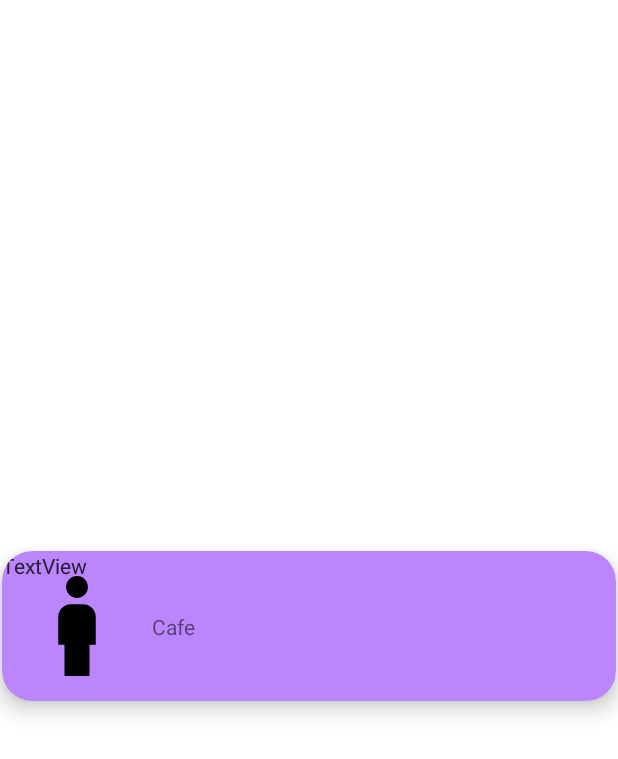
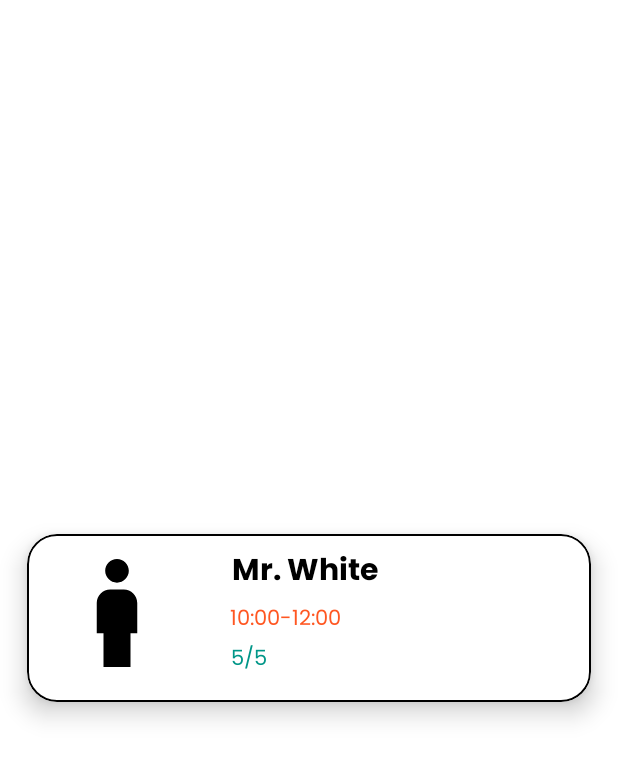
Before and after one commit to rtamera/Kappe-Hub, an Android app: the layout recycler_view_row.xml on its own in the app's theme, with its tools: preview values and no code run, on a phone screen of 412 x 824 dp. Shown: the top 759 px of the screen. Run offline under Robolectric (Android 15) with nearby library versions, the phone set to English and light mode, and no system bars.

Commit message:
broken recycler view

```diff
--- a/app/build.gradle
+++ b/app/build.gradle
@@ -12,6 +12,7 @@ android {
         targetSdk 32
         versionCode 1
         versionName "1.0"
+        vectorDrawables.useSupportLibrary = true
 
         testInstrumentationRunner "androidx.test.runner.AndroidJUnitRunner"
     }
--- a/app/src/main/res/layout/recycler_view_row.xml
+++ b/app/src/main/res/layout/recycler_view_row.xml
@@ -5,54 +5,89 @@
     android:layout_width="match_parent"
     android:layout_height="match_parent">
 
-    <androidx.cardview.widget.CardView
-        android:layout_width="409dp"
+
+    <com.google.android.material.card.MaterialCardView
+        android:layout_width="match_parent"
         android:layout_height="wrap_content"
+        app:cardCornerRadius="20dp"
+        app:cardElevation="10dp"
+        app:cardMaxElevation="12dp"
+        app:cardPreventCornerOverlap="true"
+        app:cardUseCompatPadding="true"
         app:layout_constraintBottom_toBottomOf="parent"
         app:layout_constraintEnd_toEndOf="parent"
         app:layout_constraintStart_toStartOf="parent"
         app:layout_constraintTop_toTopOf="parent"
-        android:layout_marginTop="15dp"
-        app:cardElevation="8dp"
-        app:cardBackgroundColor="@color/purple_200"
-        android:layout_marginBottom="5dp"
-        android:layout_marginStart="8dp"
-        android:layout_marginEnd="8dp"
-        app:cardCornerRadius="20dp">
+        app:strokeColor="@color/black"
+        app:strokeWidth="1dp">
 
         <androidx.constraintlayout.widget.ConstraintLayout
             android:layout_width="match_parent"
-            android:layout_height="match_parent"
-            >
+            android:layout_height="112dp"
+            android:orientation="vertical">
 
             <ImageView
                 android:id="@+id/imageView"
-                android:layout_width="100dp"
-                android:layout_height="100dp"
+                android:layout_width="120dp"
+                android:layout_height="120dp"
+                android:padding="6dp"
+                app:srcCompat="@drawable/ic_baseline_boy_24"
                 app:layout_constraintBottom_toBottomOf="parent"
-                app:layout_constraintTop_toTopOf="parent"
-                app:srcCompat="@drawable/ic_baseline_boy_24" />
+                app:layout_constraintStart_toStartOf="parent" />
 
             <TextView
-                android:id="@+id/textView"
+                android:id="@+id/cafeNameView"
                 android:layout_width="wrap_content"
                 android:layout_height="wrap_content"
-                android:text="Cafe"
-                app:layout_constraintBottom_toBottomOf="parent"
-                app:layout_constraintStart_toEndOf="@id/imageView"
-                app:layout_constraintTop_toBottomOf="@id/textView"/>
+                android:layout_marginTop="8dp"
+                android:fontFamily="@font/poppins_bold"
+                android:text="Mr. White"
+                android:textAlignment="center"
+                android:textColor="#000000"
+                android:textSize="20sp"
+                android:textStyle="bold"
+                app:layout_constraintEnd_toEndOf="parent"
+                app:layout_constraintHorizontal_bias="0.104"
+                app:layout_constraintStart_toEndOf="@+id/imageView"
+                app:layout_constraintTop_toTopOf="parent" />
 
             <TextView
-                android:id="@+id/textView2"
+                android:id="@+id/timeTextView"
                 android:layout_width="wrap_content"
                 android:layout_height="wrap_content"
-                android:text="TextView" />
+                android:layout_gravity="bottom|center_horizontal"
+                android:layout_marginStart="16dp"
+                android:layout_marginTop="2dp"
+                android:layout_marginEnd="168dp"
+                android:fontFamily="@font/poppins"
+                android:text="10:00-12:00"
+                android:textAlignment="center"
+                android:textColor="#FF5722"
+                app:layout_constraintEnd_toEndOf="parent"
+                app:layout_constraintStart_toEndOf="@+id/imageView"
+                app:layout_constraintTop_toBottomOf="@+id/cafeNameView" />
 
             <TextView
-                android:id="@+id/textView3"
+                android:id="@+id/ratingTextView"
                 android:layout_width="wrap_content"
                 android:layout_height="wrap_content"
-                android:text="TextView" />
+                android:layout_gravity="bottom|center_horizontal"
+                android:layout_marginStart="16dp"
+                android:layout_marginTop="4dp"
+                android:layout_marginEnd="168dp"
+                android:layout_marginBottom="16dp"
+                android:fontFamily="@font/poppins"
+                android:text="5/5"
+                android:textAlignment="center"
+                android:textColor="#009688"
+                app:layout_constraintBottom_toBottomOf="parent"
+                app:layout_constraintEnd_toEndOf="parent"
+                app:layout_constraintHorizontal_bias="0.0"
+                app:layout_constraintStart_toEndOf="@+id/imageView"
+                app:layout_constraintTop_toBottomOf="@+id/timeTextView"
+                app:layout_constraintVertical_bias="1.0" />
+
         </androidx.constraintlayout.widget.ConstraintLayout>
-    </androidx.cardview.widget.CardView>
+    </com.google.android.material.card.MaterialCardView>
+
 </androidx.constraintlayout.widget.ConstraintLayout>
```
Also changed, not shown: app/src/main/java/com/example/kappehub/CafeModel.java (added, +31 -0 lines), app/src/main/java/com/example/kappehub/Cafe_RecyclerViewAdapter.java (added, +59 -0 lines), app/src/main/java/com/example/kappehub/Home.java (+24 -0 lines), app/src/main/java/com/example/kappehub/MainActivity.java (+27 -27 lines), app/src/main/res/values/strings.xml (+6 -6 lines).
